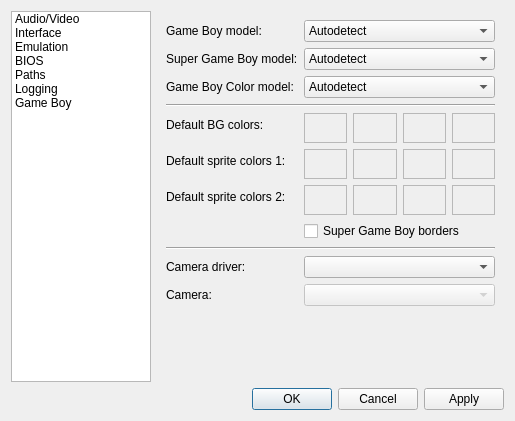
This is Libretro/mgba/src/platform/qt/SettingsView.ui in kiddreads/Avalon-copy2 as Qt 5 draws it before an edit. The edited form follows.
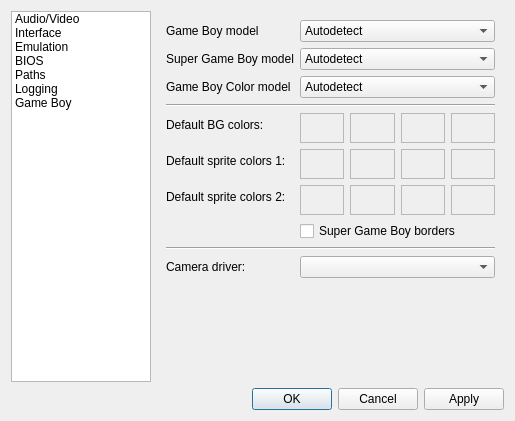
This is the edited form. The open tabs and pages were chosen to show the change.

```diff
--- a/Libretro/mgba/src/platform/qt/SettingsView.ui
+++ b/Libretro/mgba/src/platform/qt/SettingsView.ui
@@ -1261,7 +1261,7 @@
        <item row="0" column="0">
         <widget class="QLabel" name="label_29">
          <property name="text">
-          <string>Game Boy model:</string>
+          <string>Game Boy model</string>
          </property>
         </widget>
        </item>
@@ -1297,7 +1297,7 @@
        <item row="1" column="0">
         <widget class="QLabel" name="label_32">
          <property name="text">
-          <string>Super Game Boy model:</string>
+          <string>Super Game Boy model</string>
          </property>
         </widget>
        </item>
@@ -1333,7 +1333,7 @@
        <item row="2" column="0">
         <widget class="QLabel" name="label_33">
          <property name="text">
-          <string>Game Boy Color model:</string>
+          <string>Game Boy Color model</string>
          </property>
         </widget>
        </item>
@@ -1665,26 +1665,6 @@
          </property>
         </widget>
        </item>
-       <item row="10" column="0">
-        <widget class="QLabel" name="label_35">
-         <property name="text">
-          <string>Camera:</string>
-         </property>
-        </widget>
-       </item>
-       <item row="10" column="1">
-        <widget class="QComboBox" name="camera">
-         <property name="enabled">
-          <bool>false</bool>
-         </property>
-         <property name="sizePolicy">
-          <sizepolicy hsizetype="Expanding" vsizetype="Fixed">
-           <horstretch>0</horstretch>
-           <verstretch>0</verstretch>
-          </sizepolicy>
-         </property>
-        </widget>
-       </item>
       </layout>
      </widget>
     </widget>
```
